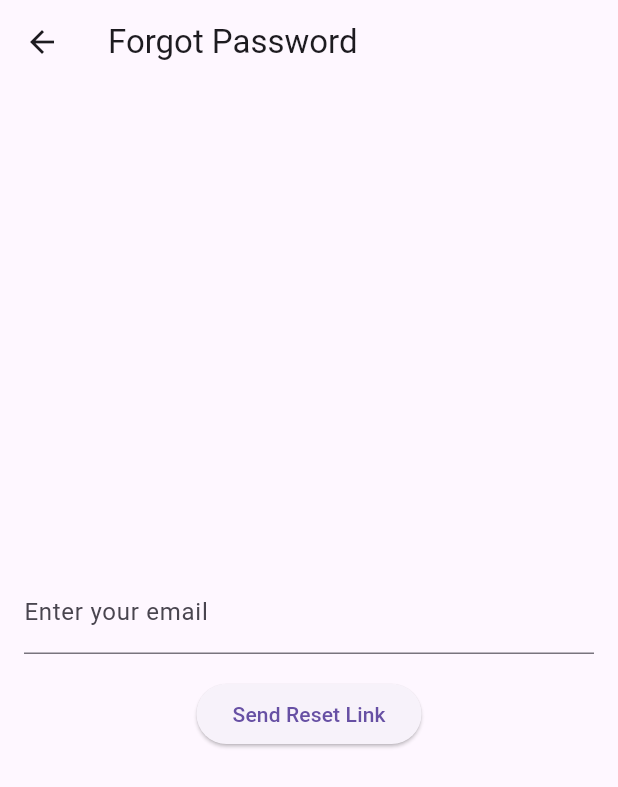
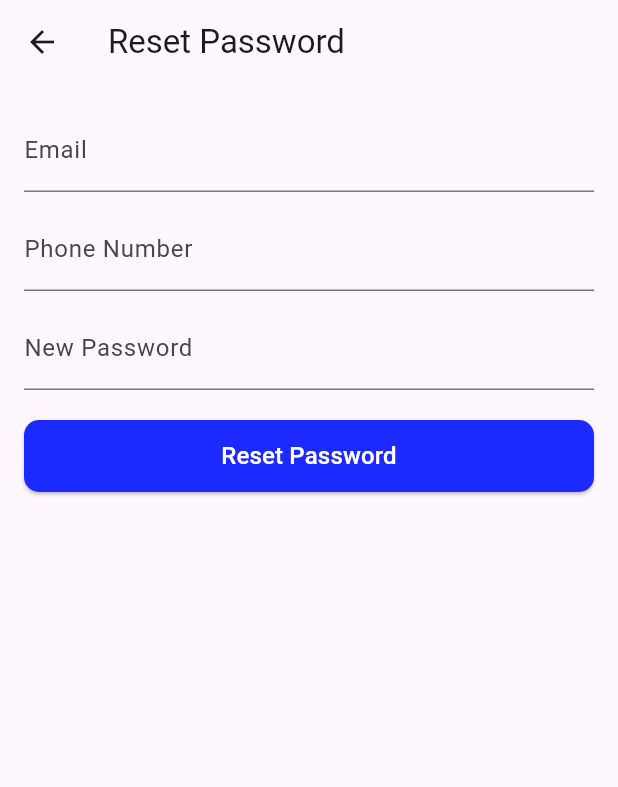
Before and after one commit to Sristi222/SafeSewa, a Flutter app: the ForgotPasswordScreen screen opened directly, on a phone screen of 412 x 824 dp. Shown: the top 787 px of the screen. Run offline on Flutter 3.47's test engine with Material 3 defaults, Android fonts, the phone set to English and light mode, and no system bars; our stand-ins replace dio, firebase_core, firebase_messaging, flutter_local_notifications, geolocator, google_maps_flutter and 7 more; accounts and stored records are empty; network calls fail.

Commit message:
Forget-Password Added

```diff
--- a/frontend/lib/config.dart
+++ b/frontend/lib/config.dart
@@ -2,7 +2,7 @@ import 'dart:convert';
 import 'package:http/http.dart' as http;
 
 class ApiService {
-  static const String _apiUrl = 'http://192.168.1.10:3000/api/flood-alerts';
+  static const String _apiUrl = 'http://192.168.1.4:3000/api/flood-alerts';
 
   // Fetch flood alerts from backend
   static Future<List<dynamic>> fetchFloodAlerts() async {
@@ -21,15 +21,18 @@ class ApiService {
 }
 
 // ignore: prefer_const_declarations choose Wireless LAN adapter WiFi: in cmd do ipconfig
-final url = 'http://192.168.1.10:3000/';//http://100.64.216.142:3000/
+final url = 'http://192.168.1.4:3000/';//http://100.64.216.142:3000/
 // ignore: prefer_interpolation_to_compose_strings
 final registration = url + "registration";
 // ignore: prefer_interpolation_to_compose_strings
 final login = url + "login";
 
-const String baseUrl = "http://192.168.1.10:3000/api";
+const String baseUrl = "http://192.168.1.4:3000/api";
 const String sosUrl = "$baseUrl/sos";
 const String emergencyContactsUrl = "$baseUrl/emergency-contacts";
 
+const String forgotPasswordUrl = "$baseUrl/reset-password-direct";
+const String changePasswordUrl = "$baseUrl/change-password";
+
 
 const String sosUserUrl = "$baseUrl/sosuser";
--- a/frontend/lib/dashboard.dart
+++ b/frontend/lib/dashboard.dart
@@ -111,7 +111,7 @@ class _DashboardState extends State<Dashboard> {
   Future<void> _fetchWeather() async {
     setState(() => isLoadingWeather = true);
     try {
-      final response = await http.get(Uri.parse('http://192.168.1.10:3000/api/weather'));
+      final response = await http.get(Uri.parse('http://192.168.1.4:3000/api/weather'));
       if (response.statusCode == 200) {
         final data = json.decode(response.body);
         setState(() {
--- a/frontend/lib/forgot_password.dart
+++ b/frontend/lib/forgot_password.dart
@@ -1,43 +1,116 @@
+import 'dart:convert';
 import 'package:flutter/material.dart';
+import 'package:http/http.dart' as http;
+import 'package:frontend/config.dart'; // ✅ Make sure this path is correct
 
-class ForgotPasswordScreen extends StatelessWidget {
+class ForgotPasswordScreen extends StatefulWidget {
+  const ForgotPasswordScreen({super.key});
+
+  @override
+  State<ForgotPasswordScreen> createState() => _ForgotPasswordScreenState();
+}
+
+class _ForgotPasswordScreenState extends State<ForgotPasswordScreen> {
   final TextEditingController emailController = TextEditingController();
+  final TextEditingController phoneController = TextEditingController();
+  final TextEditingController newPasswordController = TextEditingController();
+  bool isLoading = false;
 
-  ForgotPasswordScreen({super.key});
+  Future<void> resetPassword() async {
+    final email = emailController.text.trim();
+    final phone = phoneController.text.trim();
+    final newPassword = newPasswordController.text.trim();
 
-  void sendResetLink(BuildContext context) {
-    String email = emailController.text.trim();
-    if (email.isEmpty) {
+    if (email.isEmpty || phone.isEmpty || newPassword.isEmpty) {
       ScaffoldMessenger.of(context).showSnackBar(
-        const SnackBar(content: Text("❌ Please enter your email.")),
+        const SnackBar(content: Text("❌ All fields are required")),
       );
       return;
     }
 
-    // TODO: Call the backend API to send reset email
+    setState(() => isLoading = true);
 
-    ScaffoldMessenger.of(context).showSnackBar(
-      const SnackBar(content: Text("✅ Reset link sent! Check your email.")),
-    );
+    try {
+      final response = await http.post(
+        Uri.parse(forgotPasswordUrl), // ✅ no Config. prefix needed
+        headers: {'Content-Type': 'application/json'},
+        body: jsonEncode({
+          'email': email,
+          'phone': phone,
+          'newPassword': newPassword,
+        }),
+      );
+
+      final res = jsonDecode(response.body);
+      if (response.statusCode == 200 && res['status'] == 'success') {
+        ScaffoldMessenger.of(context).showSnackBar(
+          SnackBar(content: Text("✅ ${res['message']}")),
+        );
+
+        // Optional: redirect to login screen
+        Future.delayed(const Duration(seconds: 1), () {
+          Navigator.pop(context); // go back to login screen
+        });
+      } else {
+        ScaffoldMessenger.of(context).showSnackBar(
+          SnackBar(content: Text("❌ ${res['message']}")),
+        );
+      }
+    } catch (e) {
+      ScaffoldMessenger.of(context).showSnackBar(
+        const SnackBar(content: Text("❌ Server error")),
+      );
+    }
+
+    setState(() => isLoading = false);
   }
 
   @override
   Widget build(BuildContext context) {
     return Scaffold(
-      appBar: AppBar(title: const Text("Forgot Password")),
+      appBar: AppBar(title: const Text("Reset Password")),
       body: Padding(
-        padding: const EdgeInsets.all(16.0),
+        padding: const EdgeInsets.all(16),
         child: Column(
-          mainAxisAlignment: MainAxisAlignment.center,
           children: [
             TextField(
               controller: emailController,
-              decoration: InputDecoration(labelText: "Enter your email"),
+              decoration: const InputDecoration(labelText: "Email"),
             ),
-            const SizedBox(height: 16),
-            ElevatedButton(
-              onPressed: () => sendResetLink(context),
-              child: const Text("Send Reset Link"),
+            const SizedBox(height: 10),
+            TextField(
+              controller: phoneController,
+              decoration: const InputDecoration(labelText: "Phone Number"),
+              keyboardType: TextInputType.phone,
+            ),
+            const SizedBox(height: 10),
+            TextField(
+              controller: newPasswordController,
+              obscureText: true,
+              decoration: const InputDecoration(labelText: "New Password"),
+            ),
+            const SizedBox(height: 20),
+            SizedBox(
+              width: double.infinity,
+              height: 48,
+              child: ElevatedButton(
+                onPressed: isLoading ? null : resetPassword,
+                style: ElevatedButton.styleFrom(
+                  backgroundColor: const Color(0xFF1D2AFF),
+                  shape: RoundedRectangleBorder(
+                    borderRadius: BorderRadius.circular(10),
+                  ),
+                ),
+                child: isLoading
+                    ? const CircularProgressIndicator(color: Colors.white)
+                    : const Text(
+                        "Reset Password",
+                        style: TextStyle(
+                          fontSize: 16,
+                          color: Colors.white,
+                        ),
+                      ),
+              ),
             ),
           ],
         ),
--- a/frontend/lib/utils/flutter_flood_local_notifications.dart
+++ b/frontend/lib/utils/flutter_flood_local_notifications.dart
@@ -56,7 +56,7 @@ Future<void> showFloodAlertNotification(int count) async {
   // 🌐 Save to backend
   try {
     final response = await http.post(
-      Uri.parse('http://192.168.1.10:3000/api/notifications/flood'),
+      Uri.parse('http://192.168.1.4:3000/api/notifications/flood'),
       headers: {'Content-Type': 'application/json'},
       body: jsonEncode({
         'title': '⚠️ Flood Alert!',
```
Also changed, not shown: frontend/lib/login.dart (+15 -1 lines), 1 other file.
